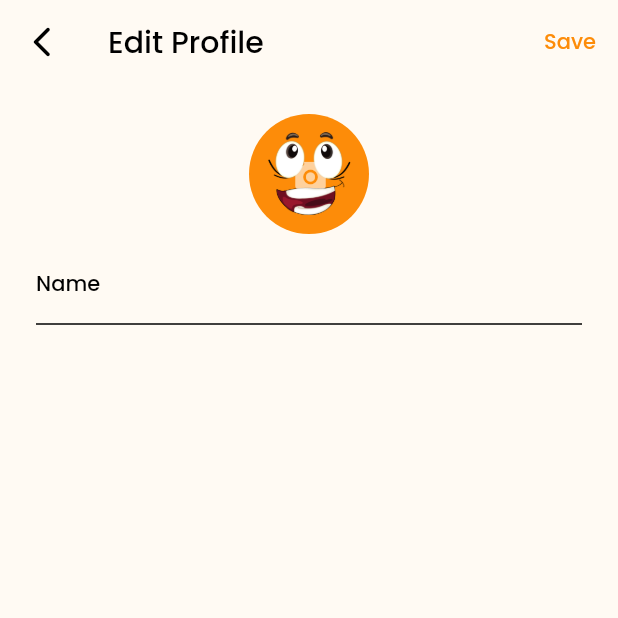
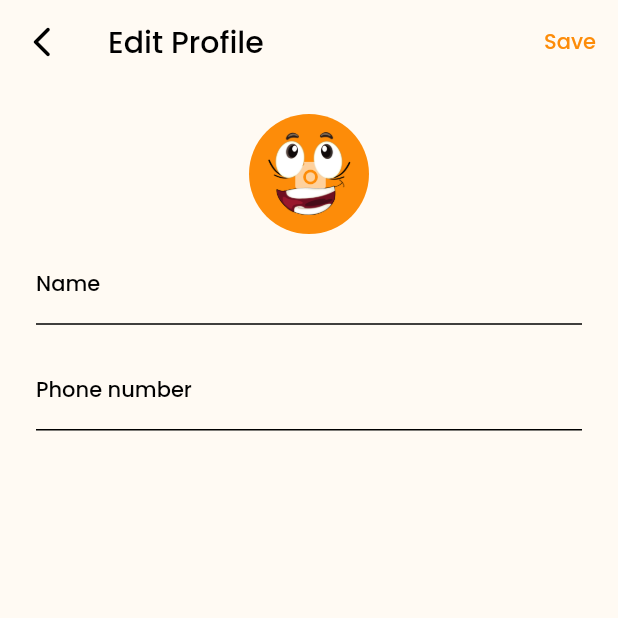
Before and after one commit to Buggi-app/buggi-app, a Flutter app: the EditProfilePage screen opened by its route, on a phone screen of 412 x 824 dp, the top half of it. Run offline on Flutter 3.47's test engine with Material 2 defaults, Android fonts, the phone set to English and light mode, and no system bars; our stand-ins replace cloud_firestore, firebase_auth, firebase_core, firebase_storage, flutter_riverpod, flutter_svg and 4 more; missing offline and left inert: image_fade, swipe_deck; accounts and stored records are empty.

Commit message:
final submission

```diff
--- a/lib/buggi/components/widgets/general_widgets.dart
+++ b/lib/buggi/components/widgets/general_widgets.dart
@@ -416,6 +416,7 @@ class OfferOwnerPreviewCard extends StatelessWidget {
         if (offer.owner.avatar.isNotNull) const SizedBox(width: 4),
         Text(
           offer.owner.name ?? offer.owner.email,
+          maxLines: 1,
           style: TextStyle(
             height: 1,
             fontSize: 12,
--- a/lib/buggi/config/dependencies.dart
+++ b/lib/buggi/config/dependencies.dart
@@ -9,5 +9,6 @@ class Dependencies {
     await Firebase.initializeApp(
       options: DefaultFirebaseOptions.currentPlatform,
     );
+    await NoSQLDb.init();
   }
 }
--- a/lib/buggi/services/auth/root.dart
+++ b/lib/buggi/services/auth/root.dart
@@ -1,5 +1,6 @@
 import 'package:app/buggi/components/widgets/info_widgets.dart';
 import 'package:app/common_libs.dart';
+import 'package:shared_preferences/shared_preferences.dart';
 
 class BuggiAuth {
   static String success = '200';
@@ -78,3 +79,30 @@ class BuggiAuth {
 
   static User get user => FirebaseAuth.instance.currentUser!;
 }
+
+class NoSQLDb {
+  static final NoSQLDb _instance = NoSQLDb._();
+  static NoSQLDb get instance => _instance;
+  factory NoSQLDb() => _instance;
+  NoSQLDb._();
+  SharedPreferences? preferences;
+
+  static Future<void> init() async {
+    try {
+      instance.preferences = await SharedPreferences.getInstance();
+    } catch (e) {}
+  }
+
+  static Future<void> updatePhoneNumber(String phone) async {
+    await instance.preferences!.setString('phone_number', phone);
+  }
+
+  static String? get phoneNumber {
+    try {
+      String? phone = instance.preferences!.getString('phone_number');
+      return phone;
+    } catch (e) {
+      return '';
+    }
+  }
+}
--- a/lib/buggi/views/actions/search.dart
+++ b/lib/buggi/views/actions/search.dart
@@ -120,6 +120,9 @@ class SearchPage extends SearchDelegate<Book?> {
                     },
                   );
                 }
+                if (snap.connectionState == ConnectionState.waiting) {
+                  return const Center(child: CircularProgressIndicator());
+                }
                 return const SizedBox();
               },
             );
--- a/lib/buggi/views/profile/edit_profile.dart
+++ b/lib/buggi/views/profile/edit_profile.dart
@@ -13,6 +13,7 @@ class _EditProfilePageState extends State<EditProfilePage> {
   final User user = FirebaseAuth.instance.currentUser!;
   final _formKey = GlobalKey<FormState>();
   final TextEditingController _nameController = TextEditingController();
+  final TextEditingController _phoneController = TextEditingController();
   final ImagePicker _picker = ImagePicker();
   XFile? image;
   bool imageUploaded = false;
@@ -22,10 +23,12 @@ class _EditProfilePageState extends State<EditProfilePage> {
   void initState() {
     super.initState();
     _nameController.text = user.displayName ?? '';
+    _phoneController.text = NoSQLDb.phoneNumber ?? '';
   }
 
   update() async {
     if (_formKey.currentState!.validate()) {
+      NoSQLDb.updatePhoneNumber(_phoneController.text);
       await FirebaseAuth.instance.currentUser!
           .updateDisplayName(_nameController.text)
           .then(
@@ -157,6 +160,16 @@ class _EditProfilePageState extends State<EditProfilePage> {
                   decoration: const InputDecoration(labelText: 'Name'),
                 ),
               ),
+              Padding(
+                padding:
+                    const EdgeInsets.symmetric(vertical: 10, horizontal: 8),
+                child: TextFormField(
+                  controller: _phoneController,
+                  validator: emptyValidation,
+                  keyboardType: TextInputType.phone,
+                  decoration: const InputDecoration(labelText: 'Phone number'),
+                ),
+              ),
             ],
           ),
         ),
--- a/pubspec.yaml
+++ b/pubspec.yaml
@@ -28,6 +28,7 @@ dependencies:
   cloud_firestore: ^4.4.5
   firebase_storage: ^11.0.16
   intl: ^0.17.0
+  shared_preferences: ^2.0.20
 
 
 dev_dependencies:
```
Also changed, not shown: lib/buggi/utils/functions.dart (+18 -6 lines), lib/buggi/views/actions/create_offer.dart (+4 -30 lines), lib/buggi/views/home/body.dart (+2 -16 lines), pubspec.lock, 1 other file.
